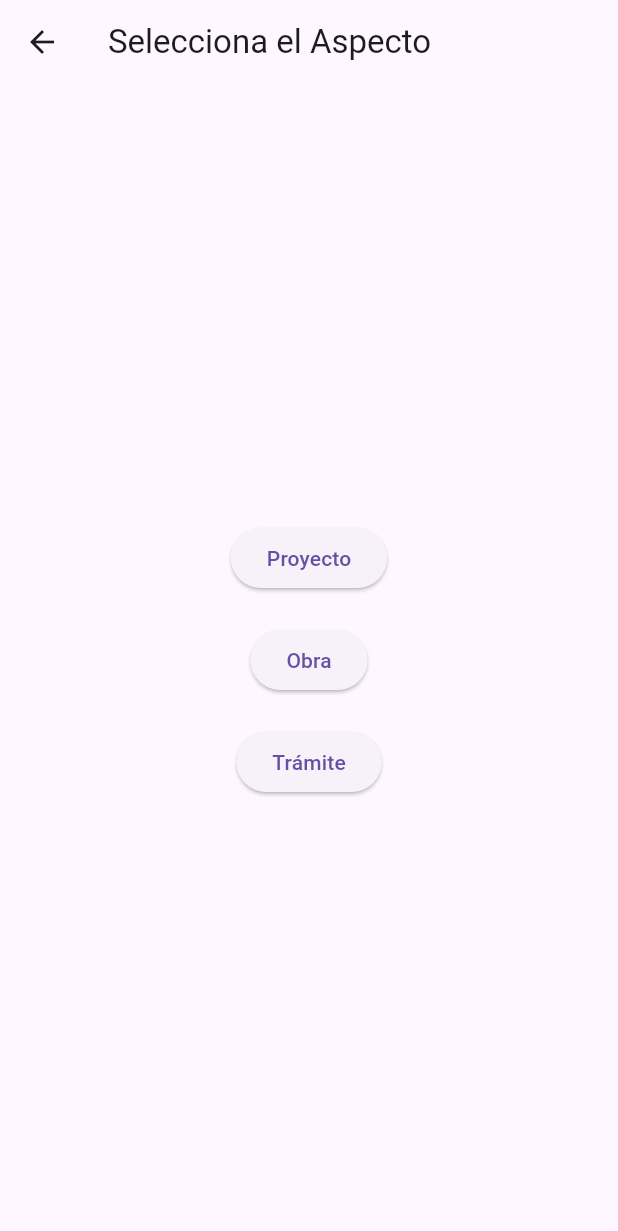
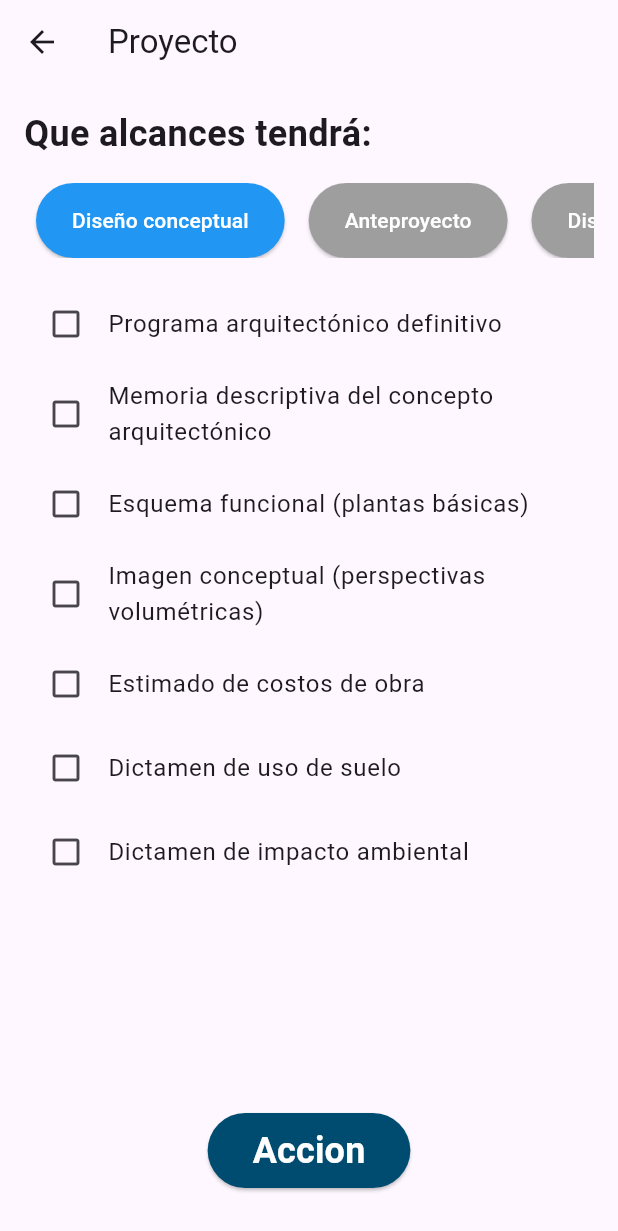
Before and after one commit to MarcoARamirezS/appArquitectos, a Flutter app: the AspectosPage screen opened directly, after a tap on "Proyecto", on a phone screen of 412 x 824 dp. Shown: the top 1231 px of the screen. Run offline on Flutter 3.47's test engine with Material 3 defaults, Android fonts, the phone set to English and light mode, and no system bars.

Commit message:
Agregado: Parte de Proyecto (falta funcionalidad del boton: mostrar resumen de opciones seleccionadas)
Falta:
Mapa del estado
Diseño en los botones

Aun no definidos:
Parte de Tramites
Obra Privada

```diff
--- a/apparq/lib/Presupuesto/aspectos.dart
+++ b/apparq/lib/Presupuesto/aspectos.dart
@@ -1,6 +1,6 @@
 import 'package:flutter/material.dart';
 import 'obra/obra.dart';
-
+import 'proyecto/proyecto.dart';
 class AspectosPage extends StatelessWidget {
   const AspectosPage({super.key});
   @override
@@ -15,7 +15,10 @@ class AspectosPage extends StatelessWidget {
           children: [
             ElevatedButton(
               onPressed: () {
-                // Acción cuando se presiona el botón de Proyecto
+                Navigator.push(
+                   context,
+                   MaterialPageRoute(builder: (context) => ProyectoPage()),
+                 );
               },
               child: const Text('Proyecto'),
             ),
--- /dev/null
+++ b/apparq/lib/Presupuesto/proyecto/aspectoProyecto.dart
@@ -0,0 +1,73 @@
+class AspectosProyecto {
+  final String titulo;
+  final List<String> subtitulos;
+
+  AspectosProyecto(this.titulo, this.subtitulos);
+}
+
+List<AspectosProyecto> aspectosProyecto = [
+  AspectosProyecto('Diseño conceptual', [
+    'Programa arquitectónico definitivo',
+    'Memoria descriptiva del concepto arquitectónico',
+    'Esquema funcional (plantas básicas)',
+    'Imagen conceptual (perspectivas volumétricas)',
+    'Estimado de costos de obra',
+    'Dictamen de uso de suelo',
+    'Dictamen de impacto ambiental',
+  ]),
+  AspectosProyecto('Anteproyecto', [
+    'Memoria descriptiva del proyecto',
+    'Plantas cortes y fachadas a escala convencional',
+    'Apuntes en perspectivas',
+    'Criterio estructural',
+    'Criterios de instalaciones',
+    'Especificaciones generales',
+    'Estimado de costos a nivel de partidas',
+    'Dictamen de INAH',
+  ]),
+  AspectosProyecto('Diseño ejecutivo', [
+    'Planos de localización y de conjunto',
+    'Planos arquitectónicos detallados',
+    'Detalles constructivos',
+    'Planos detallados de herrería y/o cancelería y/o carpintería',
+    'Planos de albañilería',
+    'Planos de acabados',
+    'Catálogo de especificaciones particulares',
+    'Perspectivas detalladas',
+    'Presupuesto con cantidades de obra y análisis de precios unitarios',
+    'Programa de obra',
+    'Firma de Perito responsable de Proyecto (P. R. P.)',
+  ]),
+  AspectosProyecto('Estructural', [
+    'Memoria de cálculo estructural',
+    'Planos detallados de cimentación con especificaciones',
+    'Planos estructurales detallados con especificaciones',
+    'Detalles estructurales',
+    'Firma de director Corresponsable en estructuras (en su caso)',
+  ]),
+  AspectosProyecto('Instalación eléctrica', [
+    'Memoria técnica',
+    'Planos detallados de instalación eléctrica con especificaciones',
+    'Relación de equipos fijos y sus características',
+    'Cuadro de cargas',
+    'Diagrama unifilar',
+    'Firma del Director Corresponsable en instalación Eléctrica',
+  ]),
+  AspectosProyecto('Instalación hidrosanitaria', [
+    'Memoria técnica',
+    'Planos detallados de instalación hidráulica con especificaciones',
+    'Planos detallados de instalación sanitaria con especificaciones',
+    'Relación de equipos fijos, mecánicas y sus características',
+    'Cuadros de gastos hidráulico y descargas',
+    'Isométricos y despiece',
+    'Firma de director Corresponsable en instalaciones hidrosanitarias',
+  ]),
+  AspectosProyecto('Instalación de gas', [
+    'Memoria técnica',
+    'Planos detallados de instalación de gas con especificaciones',
+    'Relación de equipos fijos, mecánicas y sus características',
+    'Cuadros de gastos hidráulico y descargas',
+    'Isométricos y despiece',
+    'Firma de Director Corresponsable en instalaciones hidrosanitarias',
+  ]),
+];
--- /dev/null
+++ b/apparq/lib/Presupuesto/proyecto/proyecto.dart
@@ -0,0 +1,129 @@
+import 'package:flutter/material.dart';
+import 'aspectoProyecto.dart';
+
+class ProyectoPage extends StatefulWidget {
+  const ProyectoPage({super.key});
+
+  @override
+  // ignore: library_private_types_in_public_api
+  _ProyectoPageState createState() => _ProyectoPageState();
+}
+
+class _ProyectoPageState extends State<ProyectoPage> {
+  int _menuIndex = 0;
+  Map<String, List<String>> selectedOptions = {};
+
+  @override
+  Widget build(BuildContext context) {
+    final aspecto = aspectosProyecto[_menuIndex];
+    List<String> selected = selectedOptions.containsKey(aspecto.titulo)
+        ? selectedOptions[aspecto.titulo]!
+        : [];
+
+    return Scaffold(
+      appBar: AppBar(
+        title: const Text('Proyecto'),
+      ),
+      body: Padding(
+        padding: const EdgeInsets.all(16.0),
+        child: Column(
+          crossAxisAlignment: CrossAxisAlignment.start,
+          children: [
+            const Text(
+              'Que alcances tendrá:',
+              style: TextStyle(
+                fontSize: 24,
+                fontWeight: FontWeight.bold,
+              ),
+            ),
+            const SizedBox(height: 16.0),
+            _buildMenu(),
+            const SizedBox(height: 16.0),
+            Expanded(
+              child: ListView.builder(
+                itemCount: aspecto.subtitulos.length,
+                itemBuilder: (context, index) {
+                  final option = aspecto.subtitulos[index];
+                  bool isSelected = selected.contains(option);
+
+                  return ListTile(
+                    title: Text(option),
+                    leading: isSelected ? const Icon(Icons.check_box) : const Icon(Icons.check_box_outline_blank),
+                    onTap: () {
+                      setState(() {
+                        if (isSelected) {
+                          selected.remove(option);
+                        } else {
+                          selected.add(option);
+                        }
+                        selectedOptions[aspecto.titulo] = selected;
+                      });
+                    },
+                  );
+                },
+              ),
+            ),
+            const SizedBox(height: 16.0),
+            Align(
+                alignment: Alignment.center,
+                child: ElevatedButton(
+                  onPressed: () {
+
+                  },
+                  style: ElevatedButton.styleFrom(
+                    backgroundColor: const Color.fromRGBO(0, 76, 112, 1),
+                    padding: const EdgeInsets.symmetric(horizontal: 30.0, vertical: 8.0),
+                  ),
+                  child: const Text(
+                    'Accion',
+                    style: TextStyle(
+                      color: Colors.white,
+                      fontSize: 24,
+                      fontWeight: FontWeight.bold,
+                    ),
+                  ),
+                ),
+              ),
+            const SizedBox(height: 16.0),
+          ],
+        ),
+      ),
+    );
+  }
+
+  Widget _buildMenu() {
+    return SizedBox(
+      height: 50.0,
+      child: ListView.builder(
+        scrollDirection: Axis.horizontal,
+        itemCount: aspectosProyecto.length,
+        itemBuilder: (context, index) {
+          final aspecto = aspectosProyecto[index];
+          bool isSelected = index == _menuIndex;
+
+          return Padding(
+            padding: const EdgeInsets.symmetric(horizontal: 8.0),
+            child: ElevatedButton(
+              onPressed: () {
+                setState(() {
+                  _menuIndex = index;
+                });
+              },
+              style: ButtonStyle(
+                backgroundColor: MaterialStateProperty.all<Color>(
+                  isSelected ? Colors.blue : Colors.grey,
+                ),
+              ),
+              child: Text(
+                aspecto.titulo,
+                style: const TextStyle(
+                  color: Colors.white,
+                ),
+              ),
+            ),
+          );
+        },
+      ),
+    );
+  }
+}
```
